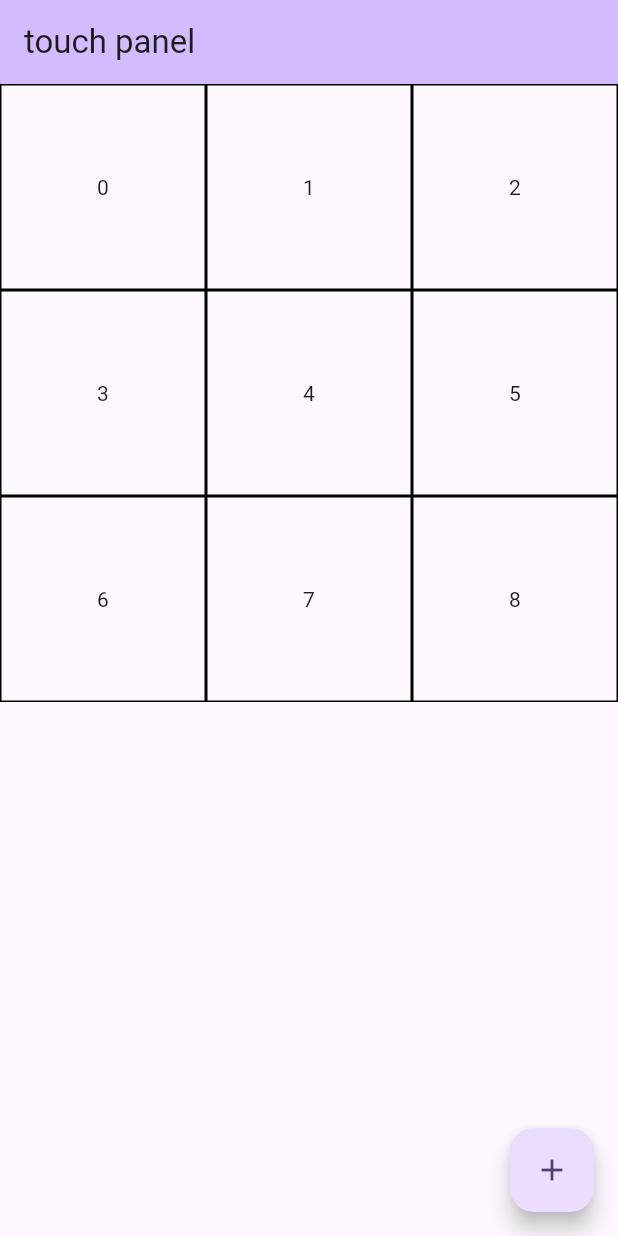
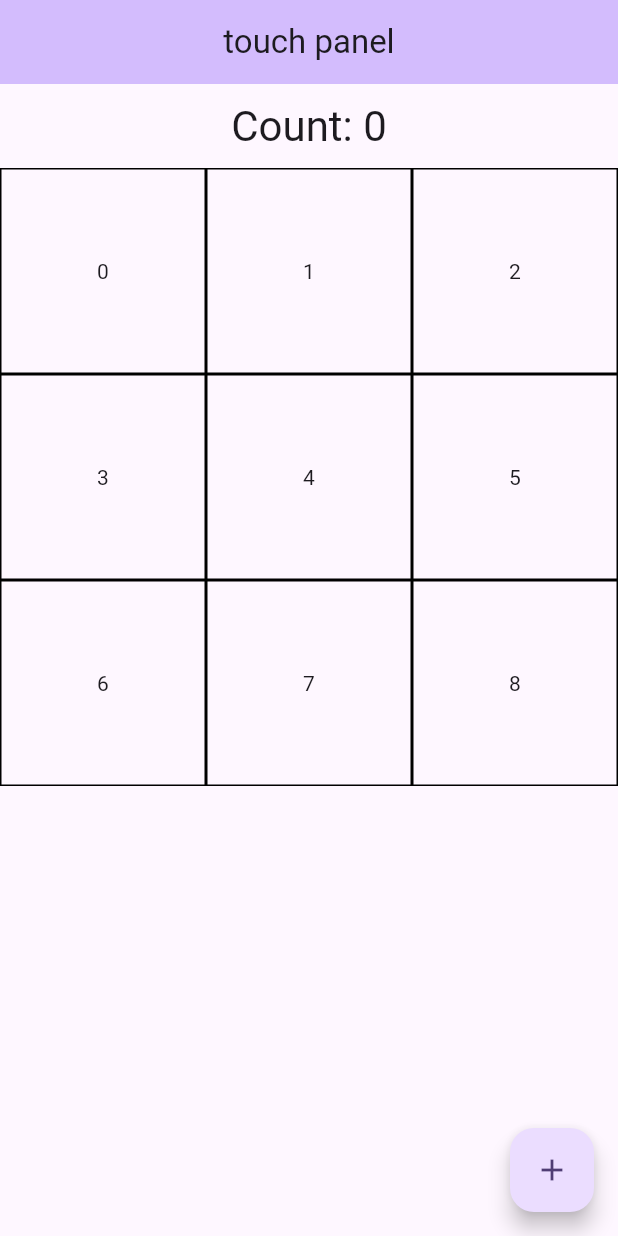
Before and after one commit to komachihashimoto/touch_panel, a Flutter app: the screen it shows after launch, on a phone screen of 412 x 824 dp. Run offline on Flutter 3.47's test engine with Material 3 defaults, Android fonts, the light colour scheme and no system bars.

Commit message:
カウント数（仮）とタイトル中央合わせ

```diff
--- a/lib/main.dart
+++ b/lib/main.dart
@@ -49,8 +49,18 @@ class _MyHomePageState extends State<MyHomePage> {
             .colorScheme
             .inversePrimary,
         title: Text('touch panel'),
+        centerTitle: true,
       ),
-      body: Center(
+      body: Column(
+        children: <Widget>[
+          Padding(
+            padding: const EdgeInsets.all(10.0),
+            child: Text(
+              'Count: $_counter',
+              style: Theme.of(context).textTheme.headline4,
+            ),
+          ),
+          Expanded(
             child: GridView.count(
               crossAxisCount: 3,
               children: List.generate(9, (index) {
@@ -64,6 +74,8 @@ class _MyHomePageState extends State<MyHomePage> {
               }),
             ),
           ),
+        ],
+      ),
       floatingActionButton: FloatingActionButton(
         onPressed: _incrementCounter,
         tooltip: 'Increment',
```
Lines whose indentation alone changed are shown as unchanged.
